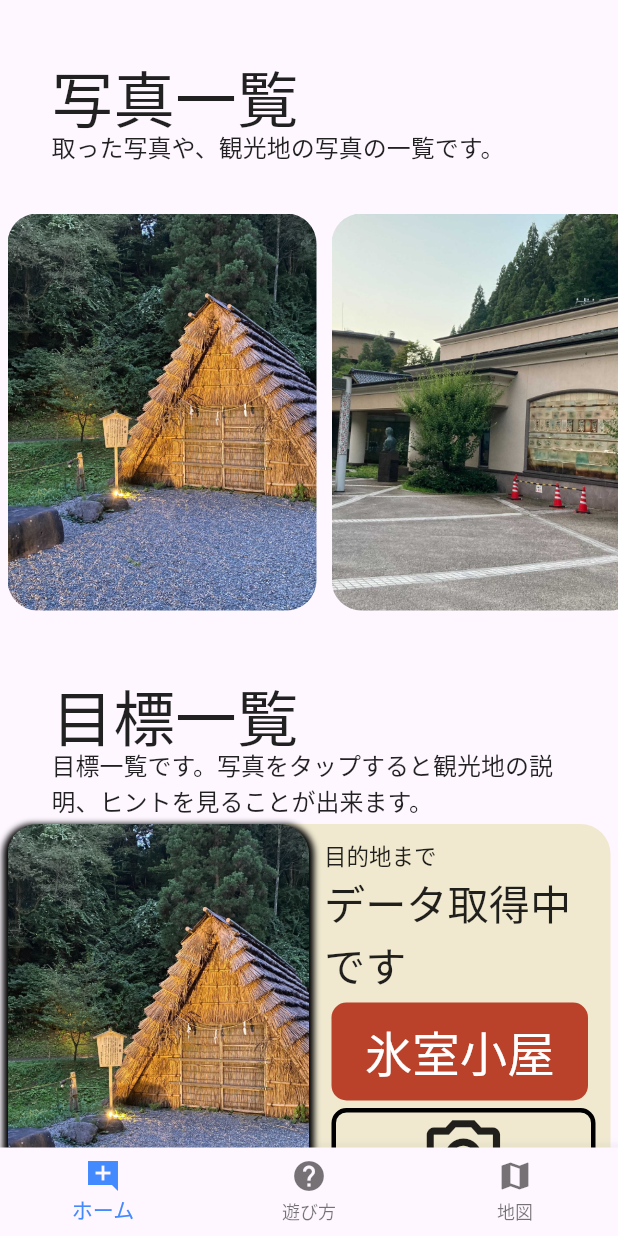
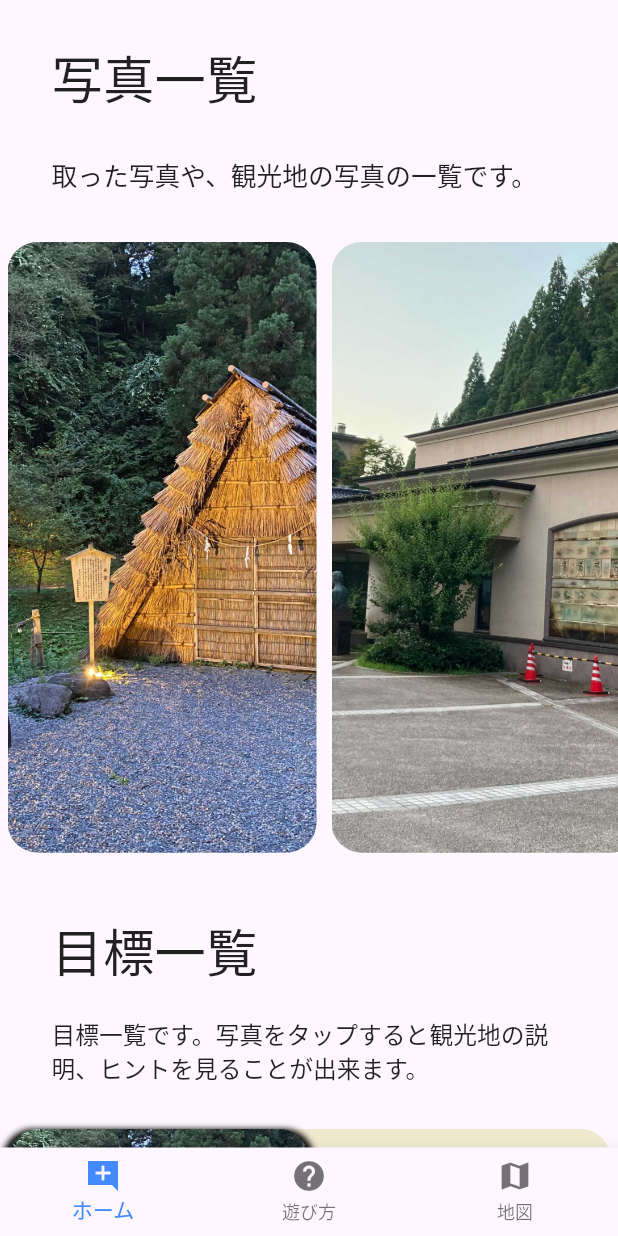
Before and after one commit to tourist-project/yuwaku_proto_flutter, a Flutter app: the screen it shows after launch, on a phone screen of 412 x 824 dp. Run offline on Flutter 3.47's test engine with Material 2 defaults, Android fonts, the phone set to English and light mode, and no system bars; our stand-ins replace auto_size_text, camera, carousel_slider, firebase_core, firebase_storage, geolocator and 3 more; accounts and stored records are empty.

Commit message:
UIのサイズ修正

```diff
--- a/lib/some_top_page.dart
+++ b/lib/some_top_page.dart
@@ -117,23 +117,31 @@ class _RunTopPage extends State<RunTopPage> {
               body: SingleChildScrollView(
                 child: Container(
                   width: widthSize,
-                  height: heightSize * 2.48,
+                  height: heightSize * 3.1,
                   child: Column(
                     children: [
-                      Container(
-                        margin: EdgeInsets.only(top: widthSize / 12, left: widthSize / 12),
+                      Expanded(
+                        flex: 2,
+                        child: Container(
+                          margin: EdgeInsets.only(top: widthSize / 16, left: widthSize / 12),
                           width: widthSize,
                           height: heightSize / 16,
-                        child: Text('写真一覧', style: TextStyle(fontSize: widthSize / 10)),
+                          child: Text('写真一覧', style: TextStyle(fontSize: widthSize / 12)),
                         ),
-                      Container(
+                      ),
+                      Expanded(
+                        flex: 1,
+                        child: Container(
                           margin: EdgeInsets.only(left: widthSize / 12, right: widthSize / 12),
                           width: widthSize,
-                        height: heightSize / 16,
+                          height: heightSize / 30,
                           child: Text('取った写真や、観光地の写真の一覧です。',
-                            style: TextStyle(fontSize: 16)),
+                              style: TextStyle(fontSize:  widthSize/24)),
                         ),
-                      Container(
+                      ),
+                      Expanded(
+                        flex: 8,
+                        child: Container(
                           width: widthSize,
                           height: heightSize/3,
                           child: ListView.builder(
@@ -155,22 +163,34 @@ class _RunTopPage extends State<RunTopPage> {
                             },
                           ),
                         ),
-                      Container(
+                      ),
+                      Expanded(
+                        flex: 2,
+                        child: Container(
                           margin: EdgeInsets.only(top: widthSize / 12, left: widthSize / 12),
                           width: widthSize,
                           height: heightSize / 16,
-                        child: Text('目標一覧', style: TextStyle(fontSize: widthSize / 10)),
+                          child: Text('目標一覧', style: TextStyle(fontSize: widthSize / 12)),
                         ),
-                      Container(
+                      ),
+                      Expanded(
+                        flex: 1,
+                        child: Container(
+                          // color: Colors.black,
                           margin: EdgeInsets.only(left: widthSize / 12, right: widthSize / 12),
                           width: widthSize,
-                        height: heightSize / 16,
+                          height: heightSize / 20,
                           child: Text(
                             '目標一覧です。写真をタップすると観光地の説明、ヒントを見ることが出来ます。',
-                          style: TextStyle(fontSize: 16),
+                            style: TextStyle(fontSize: widthSize/26),
                           ),
                         ),
-                      ListView.builder(
+                      ),
+                      Expanded(
+                        flex: 35,
+                        child: Container(
+                          margin: EdgeInsets.only(top: widthSize / 18),
+                          child: ListView.builder(
                             shrinkWrap: true,
                             physics: const NeverScrollableScrollPhysics(),
                             itemCount: homeItems.length,
@@ -184,15 +204,20 @@ class _RunTopPage extends State<RunTopPage> {
                               );
                             },
                           ),
+                        ),
+                      ),
                     ],
                   ),
                 ),
               ),
             );
           } else {
-            return Container(
+            return Expanded(
+              flex: 20,
+              child: Container(
                 alignment: Alignment.center,
                 child: CircularProgressIndicator(),
+              ),
             );
           }
         },
@@ -220,7 +245,7 @@ class HomeClassTitleComponents extends StatelessWidget {
   @override
   Widget build(BuildContext context) {
     return Container(
-      height: heightSize / 3,
+      height: heightSize / 2.5,
       width: widthSize,
       margin: EdgeInsets.only(right: 5, left: 5, bottom: 20),
       decoration: BoxDecoration(
@@ -266,24 +291,26 @@ class HomeClassTitleComponents extends StatelessWidget {
                     child: Column(
                       children: [
                         Container(
-                            width: double.infinity,
+                            height: heightSize / 18,
+                            margin:  EdgeInsets.only(right: 5, left: 5),
                             child: Text('目的地まで',
-                                style: TextStyle(fontSize: 15),
-                                textAlign: TextAlign.left)),
+                                style: TextStyle(fontSize: widthSize / 20),
+                            ),
+                        ),
                         homeItems.distance != null
                             ? Center(
                                 child: Text(
                                   'あと' +
                                       homeItems.distance!.toStringAsFixed(1) +
-                                      'mです',
-                                  style: TextStyle(fontSize: widthSize / 15),
+                                      'm',
+                                  style: TextStyle(fontSize: widthSize / 18),
                                 ),
                               )
                             : Center(
                                 child: Container(
                                   child: Text(
                                     'データ取得中です',
-                                    style: TextStyle(fontSize: widthSize / 15),
+                                    style: TextStyle(fontSize: widthSize / 14),
                                   ),
                                 ),
                               ),
@@ -296,13 +323,11 @@ class HomeClassTitleComponents extends StatelessWidget {
                               borderRadius: BorderRadius.circular(10.0),
                             ),
                             child: Container(
-                              margin: const EdgeInsets.all(5),
-                              width: widthSize,
                               child: Center(
                                 child: Text(
                                   homeItems.title,
                                   style: TextStyle(
-                                      fontSize: widthSize / 13,
+                                      fontSize: widthSize / 14,
                                       color: Colors.white),
                                   textAlign: TextAlign.center,
                                   overflow: TextOverflow.ellipsis,
@@ -314,7 +339,6 @@ class HomeClassTitleComponents extends StatelessWidget {
                         Flexible(
                           flex: 1,
                           child: Container(
-                            margin: EdgeInsets.only(left: 5),
                             decoration: BoxDecoration(
                                 border:
                                     Border.all(color: Colors.black, width: 3),
@@ -333,7 +357,7 @@ class HomeClassTitleComponents extends StatelessWidget {
                                 child: Column(
                                   children: [
                                     Icon(Icons.photo_camera_outlined,
-                                        size: widthSize / 7),
+                                        size: widthSize / 8),
                                     Text('タップで写真ページへ')
                                   ],
                                 ),
```
Lines whose indentation alone changed are shown as unchanged.
